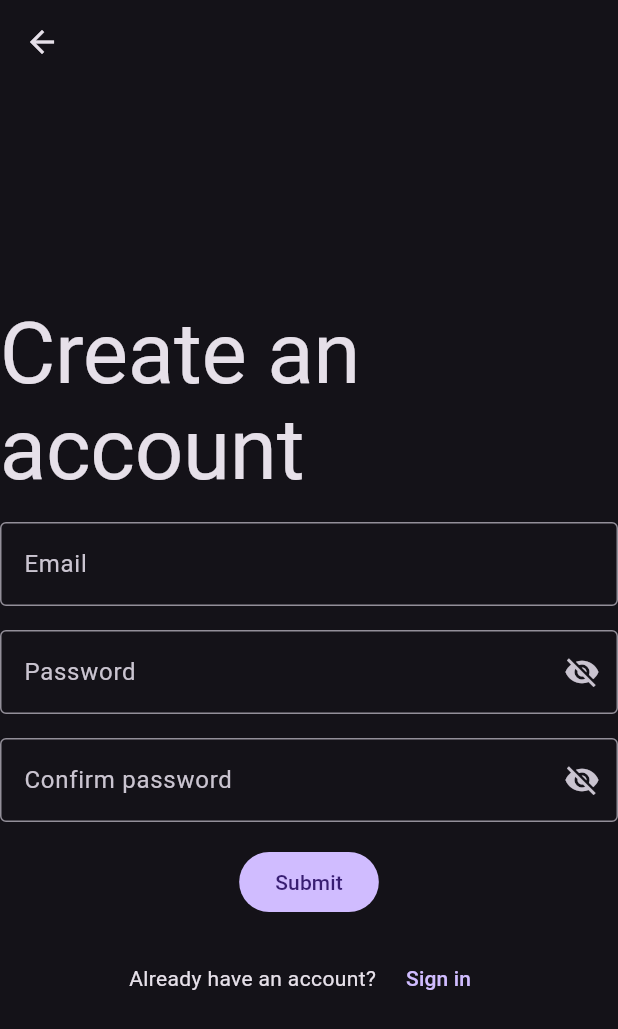
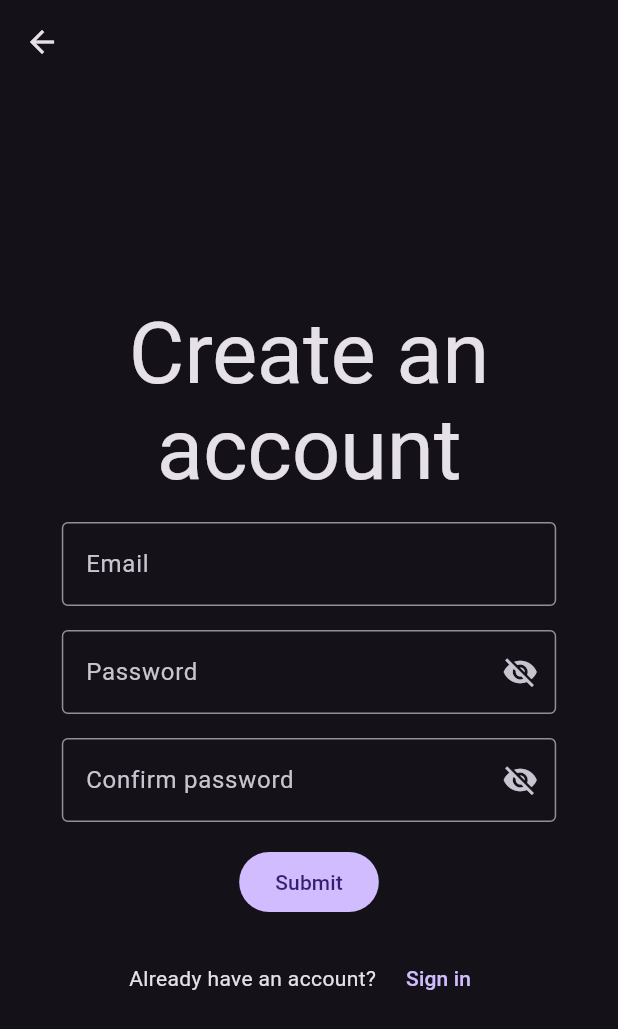
Before and after one commit to matifere/task_tamer, a Flutter app: the RegisForm screen opened directly, on a phone screen of 412 x 824 dp. Shown: the top 1029 px of the screen. Run offline on Flutter 3.47's test engine with Material 3 defaults, Android fonts, the phone set to English and light mode, and no system bars; our stand-ins replace flutter_dotenv, supabase_flutter; accounts and stored records are empty.

Commit message:
ultimos cambios

```diff
--- a/lib/Auth/form_text.dart
+++ b/lib/Auth/form_text.dart
@@ -29,7 +29,7 @@ class _FormTextState extends State<FormText> {
   @override
   Widget build(BuildContext context) {
     return SizedBox(
-      width: 500,
+      width: MediaQuery.of(context).size.width * 0.8,
       child: TextFormField(
         obscureText: iconEstado,
         controller: widget.control,
--- a/lib/Auth/regis_form.dart
+++ b/lib/Auth/regis_form.dart
@@ -40,10 +40,12 @@ class RegisForm extends StatelessWidget {
     ];
     return Scaffold(
       appBar: AppBar(),
-      body: Center(
-        child: Form(
+      body: Form(
         autovalidateMode: AutovalidateMode.onUnfocus,
         key: _key,
+        child: Center(
+          child: Expanded(
+            child: SingleChildScrollView(
               child: Column(
                 mainAxisSize: MainAxisSize.min,
                 spacing: 16,
@@ -51,6 +53,7 @@ class RegisForm extends StatelessWidget {
                     <Widget>[
                       Text(
                         'Create an account',
+                        textAlign: TextAlign.center,
                         style: Theme.of(context).textTheme.displayLarge,
                       ),
                     ] +
@@ -85,7 +88,9 @@ class RegisForm extends StatelessWidget {
                               return;
                             }
                             Navigator.of(context).pushReplacement(
-                          MaterialPageRoute(builder: (context) => HomePage()),
+                              MaterialPageRoute(
+                                builder: (context) => HomePage(),
+                              ),
                             );
                           }
                         },
@@ -98,7 +103,9 @@ class RegisForm extends StatelessWidget {
                           Text('Already have an account?'),
                           TextButton(
                             onPressed: () => Navigator.of(context).push(
-                          MaterialPageRoute(builder: (context) => SignInForm()),
+                              MaterialPageRoute(
+                                builder: (context) => SignInForm(),
+                              ),
                             ),
                             child: Text('Sign in'),
                           ),
@@ -108,6 +115,8 @@ class RegisForm extends StatelessWidget {
               ),
             ),
           ),
+        ),
+      ),
     );
   }
 }
```
Also changed, not shown: lib/home_page.dart (+36 -23 lines). Lines whose indentation alone changed are shown as unchanged.
